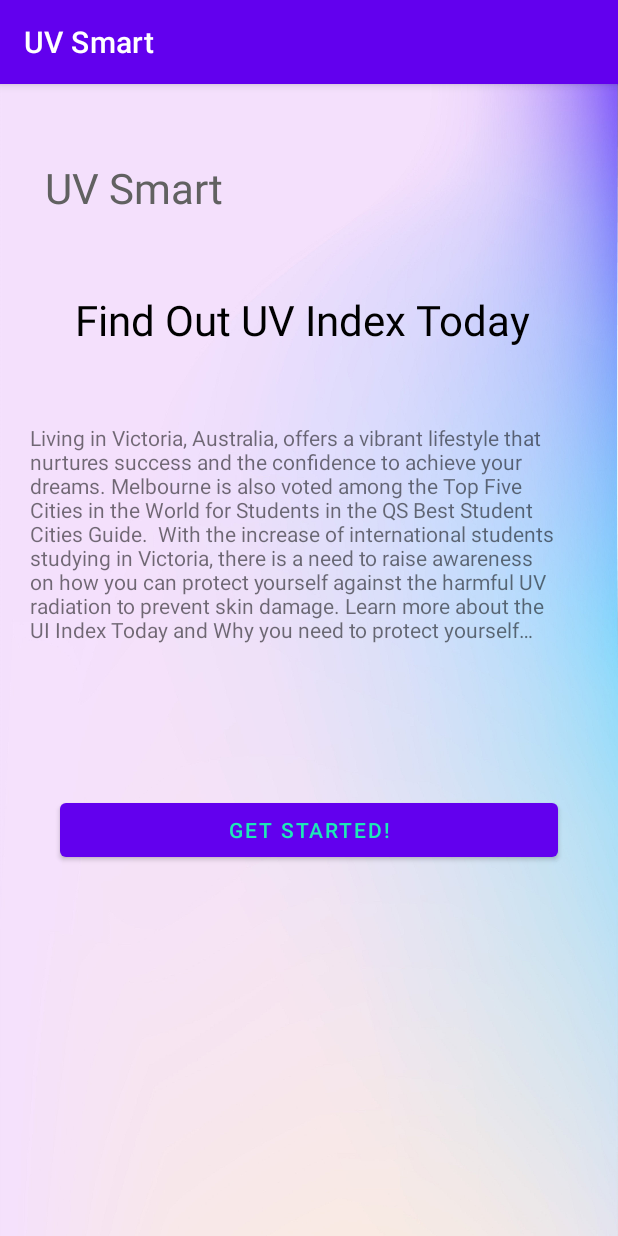
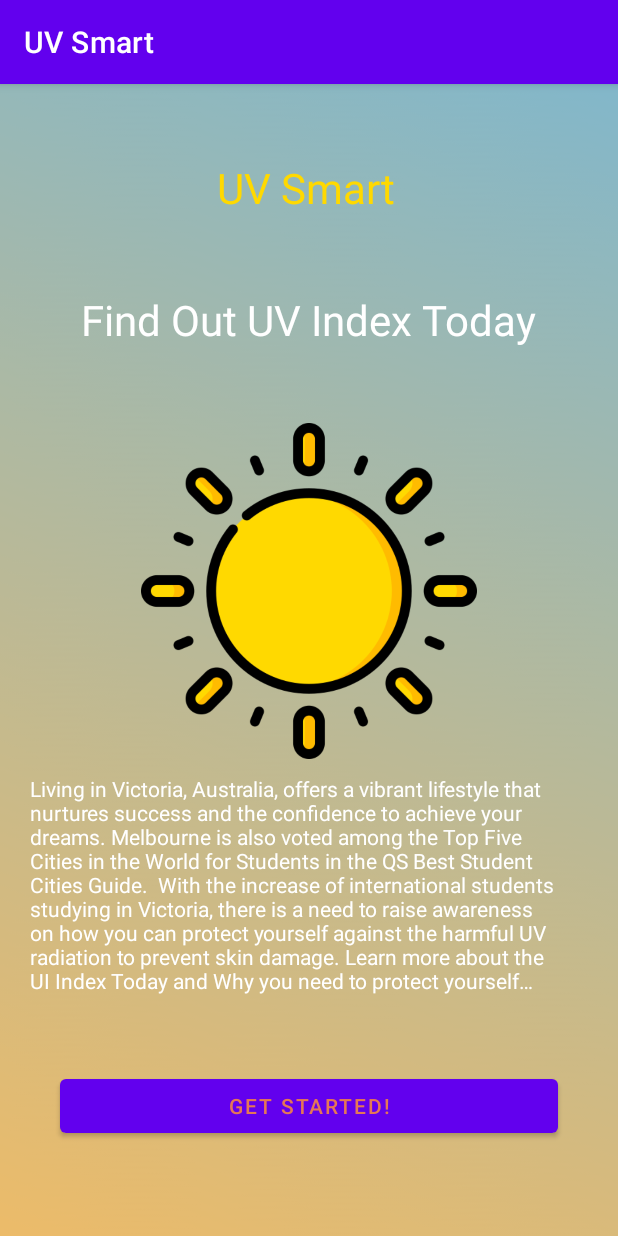
Before and after one commit to SurfSniper/UVSmart, an Android app: the screen it shows after launch (MainActivity), on a phone screen of 412 x 824 dp. Run offline under Robolectric (Android 15) with nearby library versions, the phone set to English and light mode, and no system bars.

Commit message:
Update background

```diff
--- a/app/src/main/res/layout/activity_main.xml
+++ b/app/src/main/res/layout/activity_main.xml
@@ -5,35 +5,45 @@
     android:layout_width="match_parent"
     android:layout_height="match_parent"
     android:orientation="vertical"
-    android:background="@drawable/light"
+    android:background="@drawable/background"
     tools:context=".MainActivity">
 
 
     <TextView
         android:layout_width="162dp"
         android:layout_height="wrap_content"
-        android:layout_marginStart="30dp"
+        android:layout_marginStart="20dp"
         android:layout_marginTop="50dp"
+        android:layout_gravity="center"
         android:text="UV Smart"
-        android:textColor="#616161"
+        android:textColor="#FFD900"
         android:textSize="28sp" />
 
     <TextView
         android:layout_width="wrap_content"
         android:layout_height="wrap_content"
-        android:layout_marginStart="50dp"
+        android:layout_gravity="center"
         android:layout_marginTop="50dp"
         android:text="Find Out UV Index Today"
-        android:textColor="@android:color/black"
+        android:textColor="@android:color/white"
         android:textSize="28sp" />
+
+    <ImageView
+        android:id="@+id/imageView"
+        android:layout_width="244dp"
+        android:layout_height="224dp"
+        android:layout_gravity="center"
+        android:layout_marginTop="50dp"
+        app:srcCompat="@drawable/sun" />
 
     <TextView
         android:id="@+id/intro_detail"
         android:layout_width="357dp"
         android:layout_height="wrap_content"
         android:layout_marginStart="20dp"
-        android:layout_marginTop="50dp"
+        android:layout_marginTop="10dp"
         android:text="Living in Victoria, Australia, offers a vibrant lifestyle that nurtures success and the confidence to achieve your dreams. Melbourne is also voted among the Top Five Cities in the World for Students in the QS Best Student Cities Guide.  With the increase of international students studying in Victoria, there is a need to raise awareness on how you can protect yourself against the harmful UV radiation to prevent skin damage. Learn more about the UI Index Today and Why you need to protect yourself…"
+        android:textColor="@android:color/white"
         android:textSize="14sp" />
 
     <Button
@@ -41,9 +51,11 @@
         android:layout_width="match_parent"
         android:layout_height="wrap_content"
         android:layout_marginHorizontal="40dp"
-        android:layout_marginTop="100dp"
+        android:layout_marginTop="50dp"
         android:text="GET STARTED!"
-        android:textColor="#1DE9B6" />
+        android:textColor="#E57755" />
+
+
 
 
 </LinearLayout>
```
Also changed, not shown: app/src/main/res/drawable/background.jpg (deleted), app/src/main/res/drawable/background.png (added), app/src/main/res/drawable/sun.png (added).
